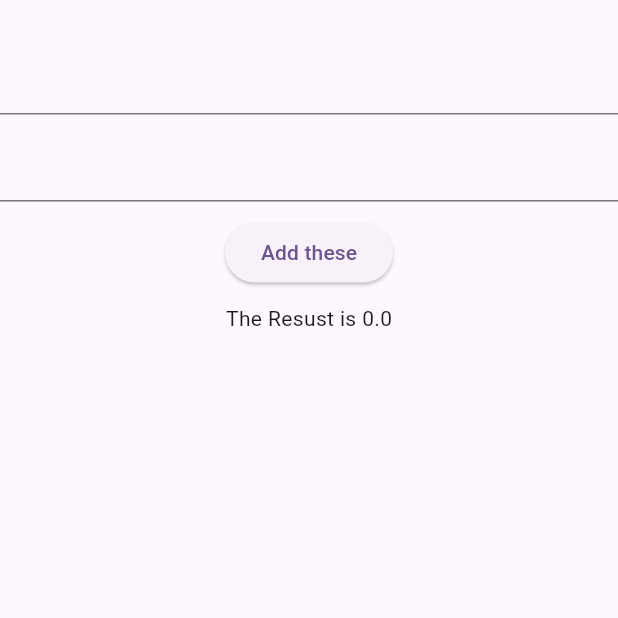
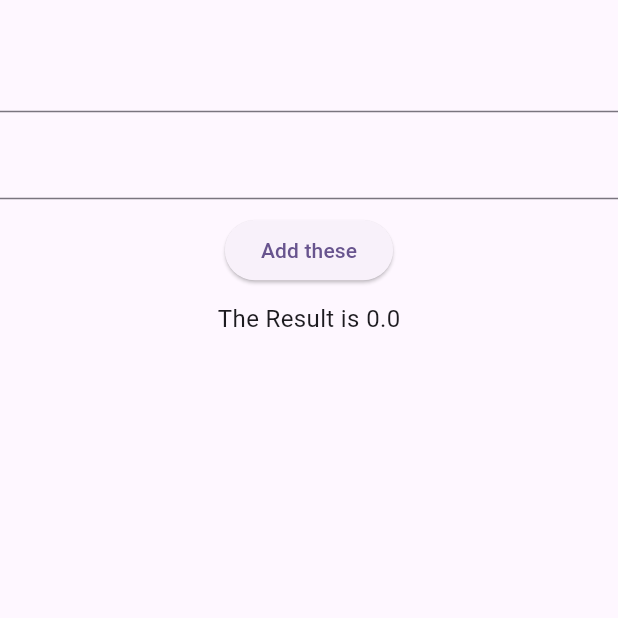
Before and after one commit to alkawsar1030/statefulWidgets, a Flutter app: the screen it shows after launch, after a tap on "Add these", on a phone screen of 412 x 824 dp, the part 472-1090 px from its top. Run offline on Flutter 3.47's test engine with Material 3 defaults, Android fonts, the phone set to English and light mode, and no system bars.

Commit message:
Showong Text and result after clicking Botton

```diff
--- a/lib/HomePage.dart
+++ b/lib/HomePage.dart
@@ -9,66 +9,72 @@ class HomePage extends StatefulWidget {
 
 class _HomePageState extends State<HomePage> {
   final TextEditingController controller = TextEditingController();
-  double num1=0;
-  double num2=0;
-  double result=0;
+  final TextEditingController controller1 = TextEditingController();
+  double num1 = 0;
+  double num2 = 0;
+  double result = 0;
+
   void clearText() {
     controller.clear(); // এই লাইনটি TextField-এর লেখা মুছে দেবে
   }
-  // void counter() {
-  //   setState(() {
-  //    num1+num2;
-  //   });
-  // }
+
+  bool showResult = false; // প্রথমে টেক্সটটা লুকানো থাকবে
+
+  void addNumbers() {
+    setState(() {
+      showResult = true; // বাটনে চাপলে টেক্সট দেখাবে
+    });
+  }
+
   @override
   Widget build(BuildContext context) {
     return Scaffold(
-      appBar: AppBar(title: Text('My counterApp'),),
+      appBar: AppBar(title: Text('My counterApp')),
       body: Center(
-
         child: Column(
           mainAxisAlignment: MainAxisAlignment.center,
           crossAxisAlignment: CrossAxisAlignment.center,
           children: [
-           TextFormField(
+            TextFormField(
+              controller: controller,
 
               onChanged: (value) {
                 setState(() {
-                  num1=double.parse(value);
+                  num1 = double.parse(value);
                 });
               },
-           ) ,
-            SizedBox(height: 10,),
+            ),
+            SizedBox(height: 10),
             TextFormField(
+              controller: controller1,
               onChanged: (value) {
                 setState(() {
-                  num2=double.parse(value);
-
-
+                  num2 = double.parse(value);
                 });
               },
-            ) ,
-           SizedBox(height: 10,),
-           ElevatedButton(onPressed: (){
-             setState(() {
-               result= num1+num2;
+            ),
+            SizedBox(height: 10),
 
-             });
-             clearText();
+            ElevatedButton(
+              onPressed: () {
+                addNumbers();
+                setState(() {
+                 // showResult = true;
+                  result = num1 + num2;
+                  controller1.clear();
+                  controller.clear();
+                });
+              },
+              child: Text('Add these'),
 
-           },
-               child: Text('Add these')
-           ),
-            SizedBox(height: 10,),
-            Text('The Resust is ${result}'),
+            ),
+            SizedBox(height: 10),
 
-
+            if (showResult)
+              Text('The Result is $result', style: TextStyle(fontSize: 16)),
           ],
         ),
       ),
-
     );
   }
-
-
 }
```
